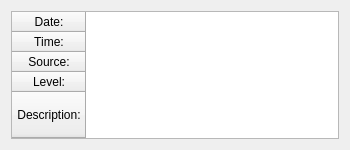
This is mapclient/widgets/qt/logdetails.ui in hsorby/mapclient-src as Qt 5 draws it before an edit. The edited form follows.
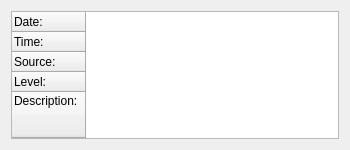
This is the edited form.

Commit message: Tidy up log information window and reading of log files.  Now a bit more generic and not so reliant on splitting lines based on ' - '.

The edit to the form file:
```diff
--- a/mapclient/widgets/qt/logdetails.ui
+++ b/mapclient/widgets/qt/logdetails.ui
@@ -80,7 +80,7 @@
          <string>Date:</string>
         </property>
         <property name="textAlignment">
-         <set>AlignHCenter|AlignVCenter|AlignCenter</set>
+         <set>AlignLeft|AlignVCenter</set>
         </property>
        </row>
        <row>
@@ -88,7 +88,7 @@
          <string>Time:</string>
         </property>
         <property name="textAlignment">
-         <set>AlignHCenter|AlignVCenter|AlignCenter</set>
+         <set>AlignLeft|AlignVCenter</set>
         </property>
        </row>
        <row>
@@ -96,7 +96,7 @@
          <string>Source:</string>
         </property>
         <property name="textAlignment">
-         <set>AlignHCenter|AlignVCenter|AlignCenter</set>
+         <set>AlignLeft|AlignVCenter</set>
         </property>
        </row>
        <row>
@@ -104,7 +104,7 @@
          <string>Level:</string>
         </property>
         <property name="textAlignment">
-         <set>AlignHCenter|AlignVCenter|AlignCenter</set>
+         <set>AlignLeft|AlignVCenter</set>
         </property>
        </row>
        <row>
@@ -112,7 +112,7 @@
          <string>Description:</string>
         </property>
         <property name="textAlignment">
-         <set>AlignHCenter|AlignVCenter|AlignCenter</set>
+         <set>AlignLeft|AlignTop</set>
         </property>
        </row>
       </widget>
```
The commit also changes 6 other files.
